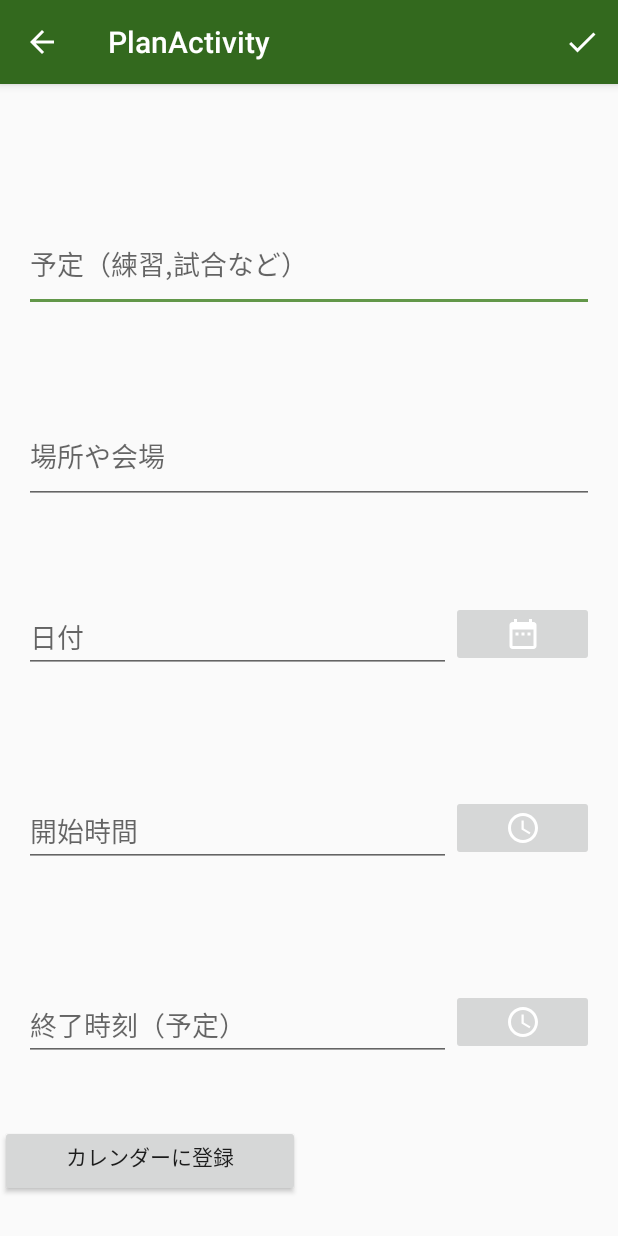
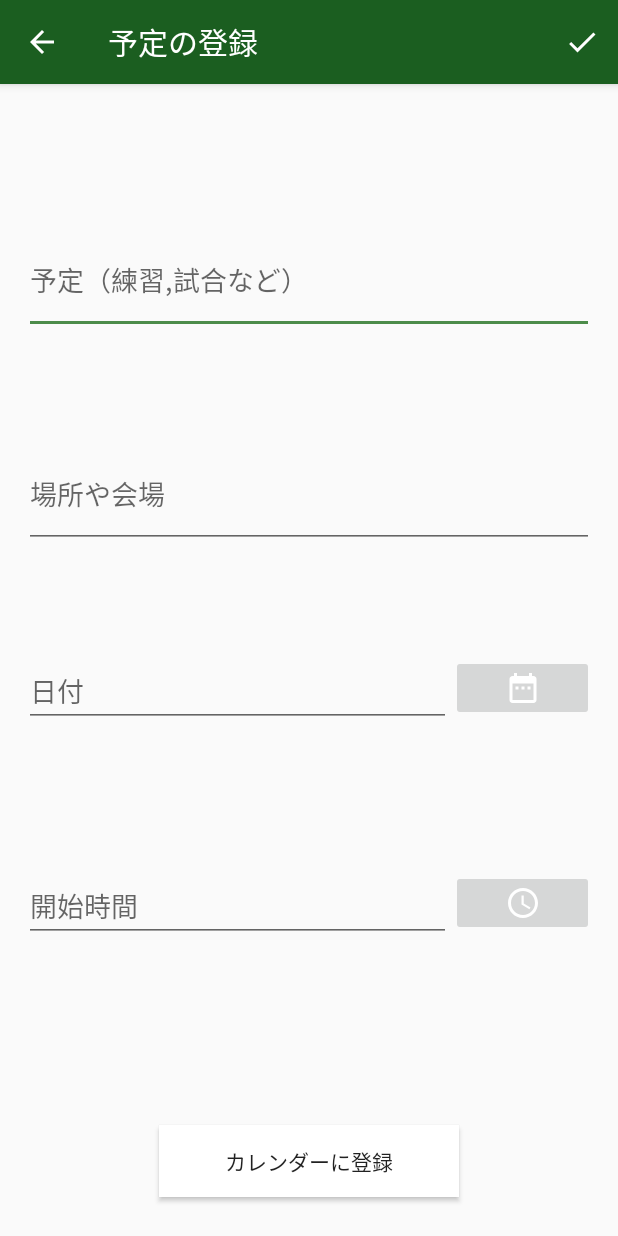
Before and after one commit to na749/Tennis-Note, an Android app: the PlanActivity screen opened directly, with no data from a screen before it, after a tap on "カレンダーに登録", on a phone screen of 412 x 824 dp. Run offline under Robolectric (Android 15) with nearby library versions, the phone set to English and light mode, and no system bars.

Commit message:
Seven Commit

```diff
--- a/app/src/main/java/com/nao749/myapplication/Activity/DetailActivity.kt
+++ b/app/src/main/java/com/nao749/myapplication/Activity/DetailActivity.kt
@@ -68,6 +68,9 @@ class DetailActivity : AppCompatActivity() ,PracticeDetailFragment.OnFragmentInt
             findItem(R.id.menu_delete).isVisible = true //削除
             findItem(R.id.menu_edit).isVisible = true   //編集
             findItem(R.id.menu_done).isVisible = false //完了
+            findItem(R.id.menu_share).isVisible = false
+            findItem(R.id.menu_search).isVisible = false
+            findItem(R.id.menu_sort).isVisible = false
         }
         return true
     }
--- a/app/src/main/java/com/nao749/myapplication/Activity/EditActivity.kt
+++ b/app/src/main/java/com/nao749/myapplication/Activity/EditActivity.kt
@@ -67,6 +67,9 @@ class EditActivity : AppCompatActivity() ,PracticeEditFragment.OnFragmentInterac
             findItem(R.id.menu_delete).isVisible = false //削除
             findItem(R.id.menu_edit).isVisible = false   //編集
             findItem(R.id.menu_done).isVisible = true   //完了
+            findItem(R.id.menu_share).isVisible = false
+            findItem(R.id.menu_search).isVisible = false
+            findItem(R.id.menu_sort).isVisible = false
         }
         return true
     }
--- a/app/src/main/java/com/nao749/myapplication/Activity/PlanActivity.kt
+++ b/app/src/main/java/com/nao749/myapplication/Activity/PlanActivity.kt
@@ -4,17 +4,28 @@ import android.content.Intent
 import android.os.Bundle
 import android.provider.CalendarContract
 import android.view.Menu
-import com.google.android.material.snackbar.Snackbar
 import androidx.appcompat.app.AppCompatActivity
-import com.nao749.myapplication.DataPickerPlanFragment
-import com.nao749.myapplication.PlanFragment
+import com.nao749.myapplication.Plan.DataPickerPlanFragment
+import com.nao749.myapplication.Plan.PlanFragment
+import com.nao749.myapplication.Plan.TimePickerFragment
 import com.nao749.myapplication.R
 import com.nao749.myapplication.Tag
 
 import kotlinx.android.synthetic.main.activity_plan.*
 import kotlinx.android.synthetic.main.fragment_plan.*
+import java.util.*
 
-class PlanActivity : AppCompatActivity() ,PlanFragment.OnPlanFragmentListener,DataPickerPlanFragment.OnPlanDateSetListener{
+class PlanActivity : AppCompatActivity() ,
+    PlanFragment.OnPlanFragmentListener,
+    DataPickerPlanFragment.OnPlanDateSetListener,
+    TimePickerFragment.OnPlanTimeSetListener{
+
+    var startMile : Long = 0
+    var yearData : Int = 0
+    var monthData : Int = 0
+    var dayData : Int = 0
+    var hourData : Int = 0
+    var minData : Int = 0
 
     override fun onCreate(savedInstanceState: Bundle?) {
         super.onCreate(savedInstanceState)
@@ -28,7 +39,9 @@ class PlanActivity : AppCompatActivity() ,PlanFragment.OnPlanFragmentListener,Da
             }
         }
 
-        supportFragmentManager.beginTransaction().replace(R.id.container_Plan,PlanFragment()).commit()
+        supportFragmentManager.beginTransaction().replace(R.id.container_Plan,
+            PlanFragment()
+        ).commit()
 
     }
 
@@ -49,16 +62,22 @@ class PlanActivity : AppCompatActivity() ,PlanFragment.OnPlanFragmentListener,Da
 
     //予定からのDatePickerFragment
     override fun onDatePickerPlan() {
-        DataPickerPlanFragment().show(supportFragmentManager,Tag.DATE_PICKER_PLAN.name)
+        DataPickerPlanFragment()
+            .show(supportFragmentManager,Tag.DATE_PICKER_PLAN.name)
     }
 
     //カレンダーへの登録処理
     override fun onResisterCalender() {
+
+        val beginTime = Calendar.getInstance()
+        beginTime.set(yearData,monthData,dayData,hourData,minData)
+        startMile = beginTime.timeInMillis
+
         val intent = Intent(Intent.ACTION_INSERT).apply {
             data = CalendarContract.Events.CONTENT_URI
             putExtra(CalendarContract.Events.TITLE,editPlan.text.toString())
             putExtra(CalendarContract.Events.EVENT_LOCATION,editPlace.text.toString())
-            putExtra(CalendarContract.EXTRA_EVENT_BEGIN_TIME,editBeginText.text.toString())
+            putExtra(CalendarContract.EXTRA_EVENT_BEGIN_TIME,startMile)
         }
         if(intent.resolveActivity(packageManager) != null){
             startActivity(intent)
@@ -67,10 +86,31 @@ class PlanActivity : AppCompatActivity() ,PlanFragment.OnPlanFragmentListener,Da
 
     }
 
+    //予定からのTimePickerFragment
+    override fun onTimePickerPlan() {
+        TimePickerFragment()
+            .show(supportFragmentManager,Tag.TIME_PICKER_PLAN.name)
+    }
+
     //DatePickerからとってきたデータのセット
     override fun onDateSelected(dateString: String) {
         editDate.setText(dateString)
     }
 
+    //DatePickerからとってきた数字データ
+    override fun onDatePickerInt(year: Int, month: Int, day: Int) {
+        yearData = year
+        monthData = month
+        dayData = day
+
+    }
+
+    //TimePickerからとってきたデータ
+    override fun onTimeSelected(hour: Int,min:Int) {
+        editBeginText.setText("${hour}:${min}")
+        hourData = hour
+        minData = min
+    }
+
 
 }
--- a/app/src/main/java/com/nao749/myapplication/Constant.kt
+++ b/app/src/main/java/com/nao749/myapplication/Constant.kt
@@ -10,7 +10,7 @@ enum class ModeInEdit{
 }
 
 enum class Tag{
-    DATE_PICKER_PRACTICE,DATE_PICKER_GAME,DATE_PICKER_PLAN
+    DATE_PICKER_PRACTICE,DATE_PICKER_GAME,DATE_PICKER_PLAN,TIME_PICKER_PLAN
 }
 
 enum class ModeFragment{
--- a/app/src/main/java/com/nao749/myapplication/DataPickerPlanFragment.kt
+++ b/app/src/main/java/com/nao749/myapplication/Plan/DataPickerPlanFragment.kt
@@ -1,4 +1,4 @@
-package com.nao749.myapplication
+package com.nao749.myapplication.Plan
 
 import android.app.DatePickerDialog
 import android.app.Dialog
@@ -34,6 +34,8 @@ class DataPickerPlanFragment: DialogFragment(),DatePickerDialog.OnDateSetListene
     interface OnPlanDateSetListener{
 
         fun onDateSelected(dateString : String)
+
+        fun onDatePickerInt(year:Int,month:Int,day:Int)
     }
 
     override fun onCreateDialog(savedInstanceState: Bundle?): Dialog {
@@ -52,9 +54,11 @@ class DataPickerPlanFragment: DialogFragment(),DatePickerDialog.OnDateSetListene
     override fun onDateSet(datePicker: DatePicker?, year: Int, month: Int, day: Int) {
         val dateString = getDateString(year,month,day)
         listener!!.onDateSelected(dateString)
+        listener!!.onDatePickerInt(year,month,day)
 
     }
 
+    //表示形式のへんかん
     private fun getDateString(year: Int, month: Int, day: Int): String {
         val calender = Calendar.getInstance()
         calender.set(year,month,day)
--- a/app/src/main/java/com/nao749/myapplication/PlanFragment.kt
+++ b/app/src/main/java/com/nao749/myapplication/Plan/PlanFragment.kt
@@ -1,9 +1,10 @@
-package com.nao749.myapplication
+package com.nao749.myapplication.Plan
 
 import android.content.Context
 import android.os.Bundle
 import android.view.*
 import androidx.fragment.app.Fragment
+import com.nao749.myapplication.R
 import kotlinx.android.synthetic.main.fragment_plan.*
 
 
@@ -29,6 +30,10 @@ class PlanFragment : Fragment() {
 
         imageBtnDate.setOnClickListener {
             listener!!.onDatePickerPlan()
+        }
+
+        imageBeginBtn.setOnClickListener {
+            listener!!.onTimePickerPlan()
         }
 
         buttonRegister.setOnClickListener {
@@ -94,6 +99,8 @@ class PlanFragment : Fragment() {
 
         fun onResisterCalender()
 
+
+        fun onTimePickerPlan()
     }
 
 
--- a/app/src/main/java/com/nao749/myapplication/Practice/PracticeDetailFragment.kt
+++ b/app/src/main/java/com/nao749/myapplication/Practice/PracticeDetailFragment.kt
@@ -71,6 +71,9 @@ class PracticeDetailFragment : Fragment() {
             findItem(R.id.menu_delete).isVisible = true //削除
             findItem(R.id.menu_edit).isVisible = true   //編集
             findItem(R.id.menu_done).isVisible = false //完了
+            findItem(R.id.menu_share).isVisible = false
+            findItem(R.id.menu_search).isVisible = false
+            findItem(R.id.menu_sort).isVisible = false
         }
         super.onCreateOptionsMenu(menu, inflater)
 
--- a/app/src/main/java/com/nao749/myapplication/Practice/PracticeEditFragment.kt
+++ b/app/src/main/java/com/nao749/myapplication/Practice/PracticeEditFragment.kt
@@ -99,6 +99,9 @@ class PracticeEditFragment : Fragment() {
             findItem(R.id.menu_delete).isVisible = false //削除
             findItem(R.id.menu_edit).isVisible = false   //編集
             findItem(R.id.menu_done).isVisible = true   //完了
+            findItem(R.id.menu_share).isVisible = false
+            findItem(R.id.menu_search).isVisible = false
+            findItem(R.id.menu_sort).isVisible = false
         }
         super.onCreateOptionsMenu(menu, inflater)
 
--- a/app/src/main/res/layout/app_bar_main.xml
+++ b/app/src/main/res/layout/app_bar_main.xml
@@ -31,7 +31,6 @@
         android:layout_gravity="end|bottom"
         android:layout_marginEnd="65dp"
         android:layout_marginBottom="158dp"
-        android:background="@color/background"
         android:elevation="6dp"
         android:gravity="center"
         android:padding="3dp"
@@ -47,7 +46,6 @@
         android:layout_gravity="end|bottom"
         android:layout_marginEnd="65dp"
         android:layout_marginBottom="96dp"
-        android:background="@color/background"
         android:elevation="6dp"
         android:gravity="center"
         android:padding="3dp"
--- a/app/src/main/res/layout/fragment_plan.xml
+++ b/app/src/main/res/layout/fragment_plan.xml
@@ -4,7 +4,7 @@
     xmlns:tools="http://schemas.android.com/tools"
     android:layout_width="match_parent"
     android:layout_height="match_parent"
-    tools:context=".PlanFragment">
+    tools:context=".Plan.PlanFragment">
 
     <LinearLayout
         android:id="@+id/linearLayout"
@@ -114,29 +114,6 @@
             android:layout_height="0dp"
             android:layout_weight="1" />
 
-        <LinearLayout
-            android:layout_width="match_parent"
-            android:layout_height="0dp"
-            android:layout_weight="1"
-            android:orientation="horizontal">
-
-            <EditText
-                android:id="@+id/editText4"
-                android:layout_width="0dp"
-                android:layout_height="wrap_content"
-                android:layout_weight="3"
-                android:ems="10"
-                android:hint="終了時刻（予定）"
-                android:inputType="textPersonName" />
-
-            <ImageButton
-                android:id="@+id/imageButton4"
-                android:layout_width="0dp"
-                android:layout_height="wrap_content"
-                android:layout_weight="1"
-                android:src="@drawable/ic_access_time_black_24dp" />
-        </LinearLayout>
-
     </LinearLayout>
 
     <Button
@@ -144,9 +121,12 @@
         android:layout_width="200dp"
         android:layout_height="wrap_content"
         android:layout_weight="1"
-        android:gravity="center_horizontal"
+        android:background="@color/primaryTextColor"
+        android:elevation="6dp"
+        android:gravity="center"
         android:text="カレンダーに登録"
         app:layout_constraintBottom_toBottomOf="parent"
-        app:layout_constraintTop_toBottomOf="@+id/linearLayout"
-        tools:layout_editor_absoluteX="105dp" />
+        app:layout_constraintEnd_toEndOf="parent"
+        app:layout_constraintStart_toStartOf="parent"
+        app:layout_constraintTop_toBottomOf="@+id/linearLayout" />
 </androidx.constraintlayout.widget.ConstraintLayout>
--- a/app/src/main/res/menu/activity_main_drawer.xml
+++ b/app/src/main/res/menu/activity_main_drawer.xml
@@ -3,6 +3,9 @@
     xmlns:tools="http://schemas.android.com/tools"
     tools:showIn="navigation_view">
 
+
+
+    <group />
     <group android:checkableBehavior="single">
         <item
             android:id="@+id/nav_practice"
@@ -14,7 +17,7 @@
             android:title="@string/drawer_menu_game" />
         <item
             android:id="@+id/nav_calender"
-            android:icon="@drawable/ic_date_range_black_24dp"
+            android:icon="@drawable/ic_date_range_black2_24dp"
             android:title="予定" />
     </group>
 </menu>
--- a/app/src/main/res/values/colors.xml
+++ b/app/src/main/res/values/colors.xml
@@ -1,10 +1,11 @@
 <!--?xml version="1.0" encoding="UTF-8"?-->
 <resources>
-  <color name="primaryColor">#33691e</color>
-  <color name="primaryLightColor">#629749</color>
-  <color name="primaryDarkColor">#003d00</color>
+  <color name="primaryColor">#1b5e20</color>
+  <color name="primaryLightColor">#4c8c4a</color>
+  <color name="primaryDarkColor">#003300</color>
   <color name="primaryTextColor">#ffffff</color>
   <color name="LauncherScreen">#98fb98</color>
   <color name="TextColor">#424242</color>
+    <color name="black">#000000</color>
   <color name="background">#f5f5f5</color>
 </resources>
--- a/app/src/main/res/values/dimens.xml
+++ b/app/src/main/res/values/dimens.xml
@@ -3,7 +3,7 @@
     <dimen name="activity_horizontal_margin">16dp</dimen>
     <dimen name="activity_vertical_margin">16dp</dimen>
     <dimen name="nav_header_vertical_spacing">8dp</dimen>
-    <dimen name="nav_header_height">176dp</dimen>
+    <dimen name="nav_header_height">130dp</dimen>
     <dimen name="fab_margin">16dp</dimen>
     <dimen name="text_margin">16dp</dimen>
 </resources>
--- a/app/src/main/res/values/strings.xml
+++ b/app/src/main/res/values/strings.xml
@@ -40,6 +40,6 @@
     <string name="delete_check">このノートを削除してもよろしいですか？</string>
 
     <string name="search_hint">キーワードを入力</string>
-    <string name="title_activity_plan">PlanActivity</string>
+    <string name="title_activity_plan">予定の登録</string>
 
 </resources>
```
Also changed, not shown: app/src/main/java/com/nao749/myapplication/Activity/MainActivity.kt (+32 -14 lines), app/src/main/java/com/nao749/myapplication/Plan/TimePickerFragment.kt (added, +57 -0 lines), app/src/main/res/drawable/ic_date_range_black2_24dp.xml (added, +9 -0 lines), app/src/main/res/layout/content_main.xml (+1 -7 lines), app/src/main/res/layout/nav_header_main.xml (+4 -10 lines).
